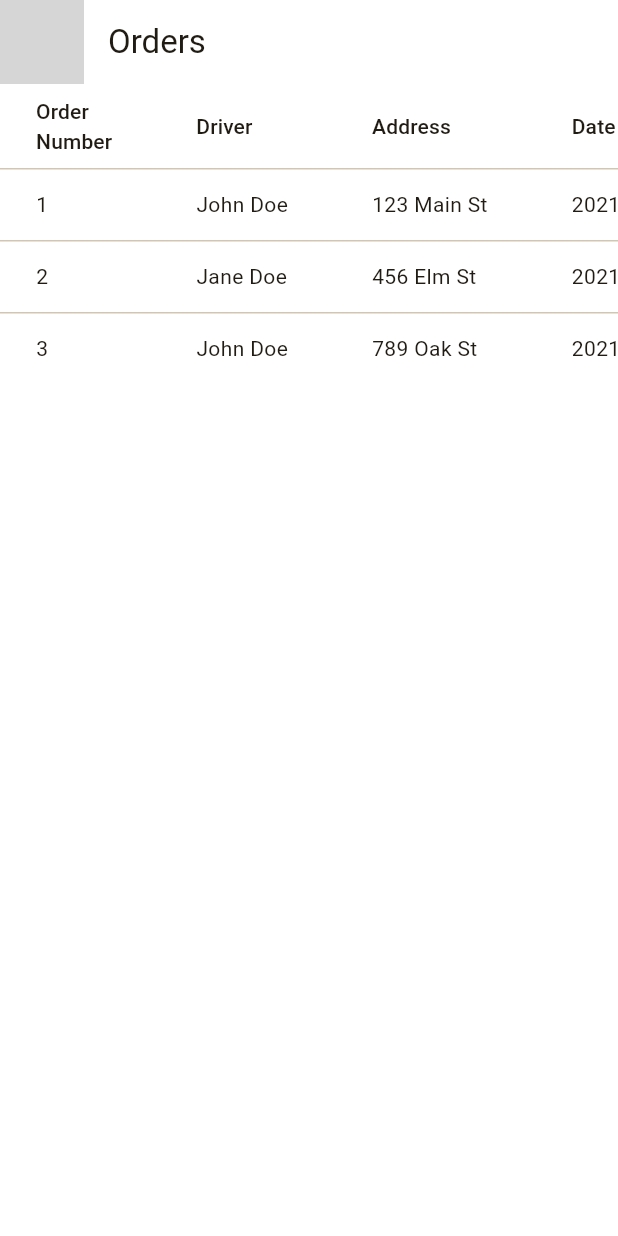
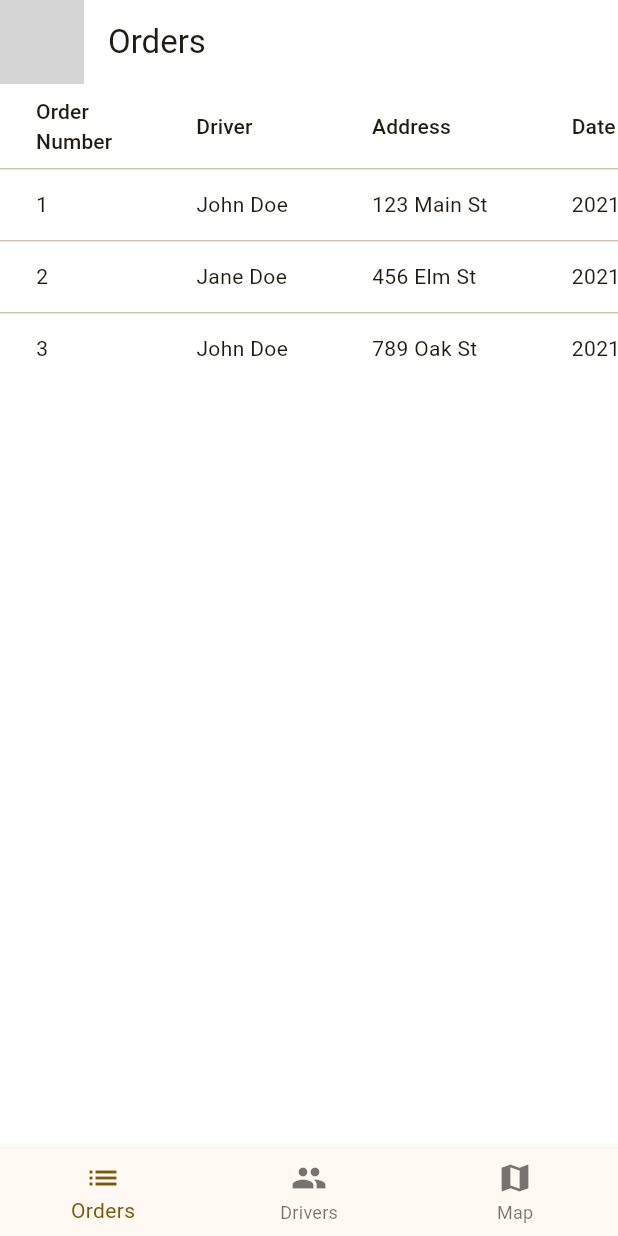
Before and after one commit to Sanjarbek17/taxi-park, a Flutter app: the screen it shows after launch, after a tap on "Login", on a phone screen of 412 x 824 dp. Run offline on Flutter 3.47's test engine with Material 3 defaults, Android fonts, the phone set to English and light mode, and no system bars; our stand-ins replace awesome_extensions, google_maps_flutter; grey boxes are pictures that could not be loaded.

```diff
--- a/lib/main.dart
+++ b/lib/main.dart
@@ -1,17 +1,20 @@
 import 'package:flutter/material.dart';
 import 'package:taxi_park/core/custom_theme.dart';
+import 'package:taxi_park/pages/app_view.dart';
 import 'package:taxi_park/pages/login_page.dart';
-import 'package:taxi_park/pages/map_page.dart';
-import 'package:taxi_park/pages/orders_page.dart';
-import 'package:taxi_park/pages/users_page.dart';
 
 void main() {
   runApp(const MyApp());
 }
 
-class MyApp extends StatelessWidget {
+class MyApp extends StatefulWidget {
   const MyApp({super.key});
 
+  @override
+  State<MyApp> createState() => _MyAppState();
+}
+
+class _MyAppState extends State<MyApp> {
   @override
   Widget build(BuildContext context) {
     return MaterialApp(
@@ -20,9 +23,10 @@ class MyApp extends StatelessWidget {
       initialRoute: '/',
       routes: {
         '/': (context) => const LoginPage(),
-        '/users': (context) => const UsersPage(),
-        '/map': (context) => const MapPage(),
-        '/orders': (context) => const OrdersPage(),
+        '/home': (context) => const AppView(),
+        // '/users': (context) => const DriversPage(),
+        // '/map': (context) => const MapPage(),
+        // '/orders': (context) => const OrdersPage(),
       },
     );
   }
--- /dev/null
+++ b/lib/pages/app_view.dart
@@ -0,0 +1,61 @@
+import 'package:flutter/material.dart';
+import 'package:taxi_park/pages/drivers_page.dart';
+import 'package:taxi_park/pages/map_page.dart';
+import 'package:taxi_park/pages/orders_page.dart';
+
+class AppView extends StatefulWidget {
+  const AppView({super.key});
+
+  @override
+  State<AppView> createState() => _AppViewState();
+}
+
+class _AppViewState extends State<AppView> {
+  int _currentIndex = 0;
+  final PageController _pageController = PageController();
+  @override
+  Widget build(BuildContext context) {
+    return Scaffold(
+      body: PageView(
+        controller: _pageController,
+        onPageChanged: (index) {
+          setState(() {
+            _currentIndex = index;
+          });
+        },
+        children: const [
+          OrdersPage(),
+          DriversPage(),
+          MapPage(),
+        ],
+      ),
+      bottomNavigationBar: BottomNavigationBar(
+        currentIndex: _currentIndex,
+        onTap: (index) {
+          setState(() {
+            _currentIndex = index;
+          });
+          _pageController.animateToPage(
+            index,
+            duration: const Duration(milliseconds: 300),
+            curve: Curves.easeInOut,
+          );
+        },
+        items: const [
+          BottomNavigationBarItem(
+            icon: Icon(Icons.list),
+            label: 'Orders',
+          ),
+          BottomNavigationBarItem(
+            icon: Icon(Icons.people),
+            label: 'Drivers',
+          ),
+          BottomNavigationBarItem(
+            icon: Icon(Icons.map),
+            label: 'Map',
+          ),
+        ],
+      ),
+    );
+  }
+}
--- a/lib/pages/login_page.dart
+++ b/lib/pages/login_page.dart
@@ -36,7 +36,7 @@ class LoginPage extends StatelessWidget {
               children: [
                 ElevatedButton(
                   onPressed: () {
-                    Navigator.pushNamed(context, '/orders');
+                    Navigator.pushNamed(context, '/home');
                   },
                   style: ElevatedButton.styleFrom(
                     backgroundColor: CustomColors.primaryColor,
--- a/lib/pages/map_page.dart
+++ b/lib/pages/map_page.dart
@@ -1,3 +1,4 @@
+import 'package:awesome_extensions/awesome_extensions.dart';
 import 'package:flutter/material.dart';
 
 class MapPage extends StatelessWidget {
@@ -7,6 +8,7 @@ class MapPage extends StatelessWidget {
   Widget build(BuildContext context) {
     return Scaffold(
       appBar: AppBar(
+        leading: nil,
         title: const Text('Map'),
       ),
       body: const Center(
```
Also changed, not shown: lib/gen/assets.gen.dart (added, +113 -0 lines), lib/pages/drivers_page.dart (added, +81 -0 lines), lib/pages/users_page.dart (deleted, +0 -17 lines), pubspec.yaml (+4 -3 lines), assets/images/cobalt.png (added), assets/images/nexia3.png (added), assets/images/nexia_2.png (added), pubspec.lock.
